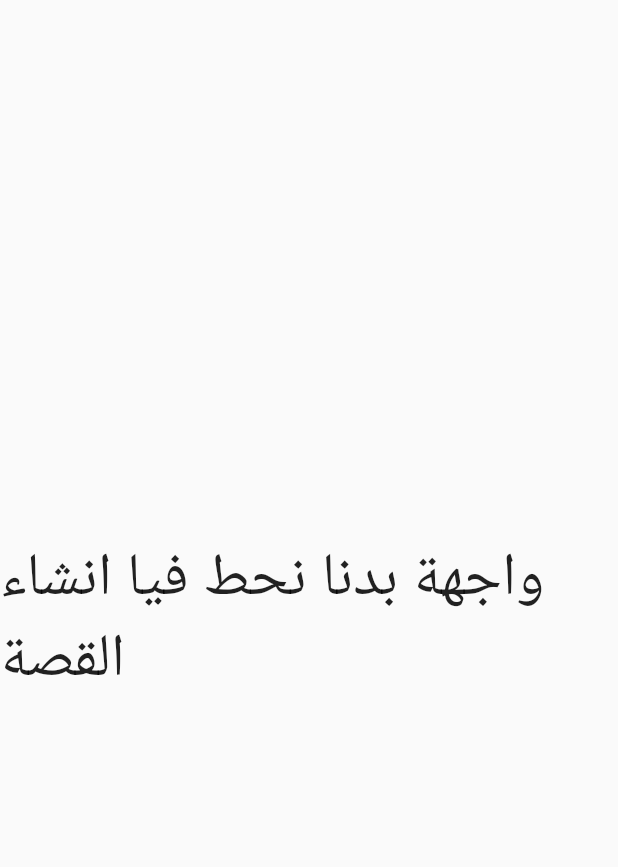
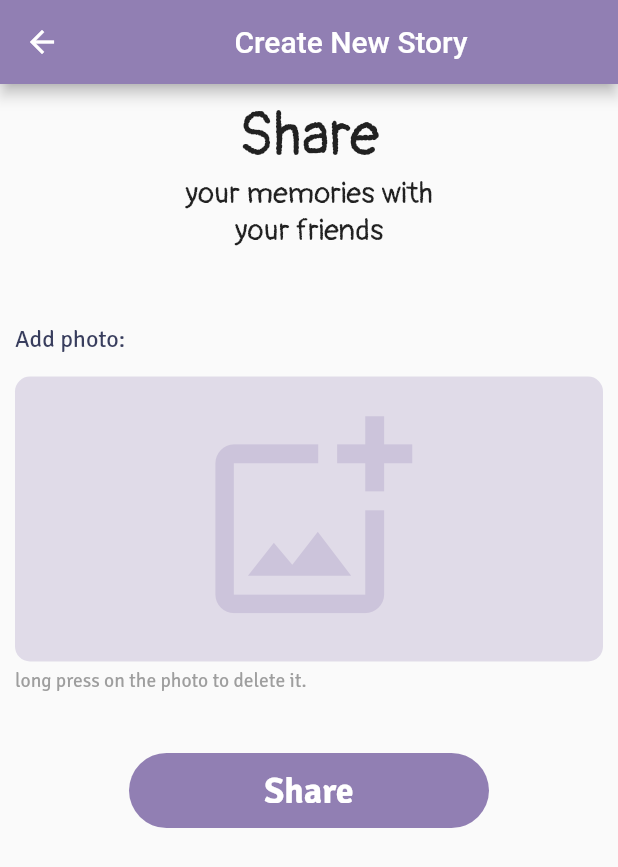
Before and after one commit to MazenJadaan/SocialMaster2, a Flutter app: the StoryAdd screen opened directly, on a phone screen of 412 x 824 dp. Shown: the top 867 px of the screen. Run offline on Flutter 3.47's test engine with Material 2 defaults, Android fonts, the phone set to English and light mode, and no system bars; our stand-ins replace curved_navigation_bar, fluttertoast, font_awesome_flutter, google_sign_in, image_picker, lottie and 1 more; missing offline and left inert: story; network calls fail.

Commit message:
add stroy

```diff
--- a/lib/modules/app/create_post.dart
+++ b/lib/modules/app/create_post.dart
@@ -3,7 +3,6 @@ import 'package:flutter/material.dart';
 import 'package:flutter/services.dart';
 import 'package:image_picker/image_picker.dart';
 import 'package:social_master/shared/components/components.dart';
-
 import '../../shared/styles/colors.dart';
 
 class CreatePost extends StatefulWidget {
--- a/lib/modules/app/edit_profile.dart
+++ b/lib/modules/app/edit_profile.dart
@@ -174,7 +174,7 @@ class _EditProfileState extends State<EditProfile> {
                     )),
               ),
               RadioListTile(
-                  title: const Row(
+                  title:  Row(
                     children: [
                       Text(
                         'Male',
@@ -191,7 +191,7 @@ class _EditProfileState extends State<EditProfile> {
                     setSelectedRadio(val!);
                   }),
               RadioListTile(
-                  title: const Row(
+                  title:  Row(
                     children: [
                       Text(
                         'Female',
--- a/lib/modules/app/home_page_content/story_add.dart
+++ b/lib/modules/app/home_page_content/story_add.dart
@@ -1,16 +1,145 @@
+
+import 'dart:io';
+
 import 'package:flutter/material.dart';
+import 'package:flutter/services.dart';
+import 'package:font_awesome_flutter/font_awesome_flutter.dart';
+import 'package:image_picker/image_picker.dart';
 import 'package:social_master/models/story/data.dart';
 import 'package:social_master/modules/app/home.dart';
 import 'package:social_master/modules/app/home_page_content/story.dart';
 import 'package:story/story.dart';
 
-class StoryAdd extends StatelessWidget {
+import '../../../shared/components/components.dart';
+import '../../../shared/styles/colors.dart';
+
+class StoryAdd extends StatefulWidget {
   const StoryAdd({Key? key}) : super(key: key);
+
+  @override
+  State<StoryAdd> createState() => _StoryAddState();
+}
+
+class _StoryAddState extends State<StoryAdd> {
+
+ File? image;
+  final ImagePicker picker = ImagePicker();
+
+  Future uploadImage() async {
+    try {
+      final pickedImage = await picker.pickImage(source: ImageSource.gallery);
+      if (pickedImage == null) return;
+      // if (pickedImage != null) {
+      final image2 = File(pickedImage.path);
+      setState(() {});
+      image = image2;
+    } on PlatformException catch (e) {
+      print('Failed to upload image $e');
+    }
+  }
+
 
   @override
   Widget build(BuildContext context) {
     return Scaffold(
-        body: Center(child: Text('واجهة بدنا نحط فيا انشاء القصة',style: TextStyle(fontSize: 40),))
+      appBar: AppBar(
+        title: const Center(
+            child: Text(
+              "Create New Story",
+              style: TextStyle(),
+            )),
+      ),
+      body: Column(
+        children: [
+          SizedBox(height: 10),
+          Text('Share',style: TextStyle(fontSize: 40,fontFamily: 'Pangolin'),),
+          Text('your memories with',style: TextStyle(fontSize: 20,fontFamily: 'Pangolin'),),
+          Text('your friends',style: TextStyle(fontSize: 20,fontFamily: 'Pangolin'),),
+          SizedBox(height: 40),
+          Center(
+            child: SingleChildScrollView(
+              child: Column(
+                crossAxisAlignment: CrossAxisAlignment.start,
+                children: [
+
+                  Padding(
+                    padding: const EdgeInsets.all(10.0),
+                    child: Text('Add photo:',
+                        style: TextStyle(
+                          fontFamily: 'SignikaNegative',
+                          fontSize: 16,
+                          color: AppTheme.colors.darkPurple,
+                        )),
+                  ),
+                  GestureDetector(
+                    child: image != null
+                        ? Padding(
+                      padding: const EdgeInsets.all(8.0),
+                      child: Image.file(
+                        image!,
+                        // height: 165,
+                        // width: 165,
+                        fit: BoxFit.cover,
+                      ),
+                    )
+                        : Center(
+                      child: Padding(
+                        padding: const EdgeInsets.symmetric(
+                            horizontal: 10.0, vertical: 5),
+                        child: Container(
+                            decoration: BoxDecoration(
+                              color: AppTheme.colors.opacityPurple,
+                              borderRadius: BorderRadius.circular(10),
+                            ),
+                            child: Center(
+                                child: Padding(
+                                  padding: const EdgeInsets.all(20.0),
+                                  child: Icon(
+                                    Icons.add_photo_alternate_outlined,
+                                    size: 150,
+                                    color: AppTheme.colors.opacityPurple,
+                                  ),
+                                ))),
+                      ),
+                    ),
+                    onTap: () {
+                      uploadImage();
+                      setState(() {});
+                    },
+                    onLongPress: () {
+                      image = null;
+                      setState(() {});
+                    },
+                  ),
+                  const Padding(
+                    padding: EdgeInsets.symmetric(horizontal: 10.0),
+                    child: Text('long press on the photo to delete it.',
+                        style: TextStyle(
+                          fontFamily: 'SignikaNegative',
+                          fontSize: 13,
+                          color: Colors.grey,
+                        )),
+                  ),
+                  const SizedBox(
+                    height: 40,
+                  ),
+                  Center(
+                    child: myMaterialButton(
+                      width: 240,
+                      height: 50,
+                      text: "Share",
+                      onPressed: () async {},
+                    ),
+                  ),
+                  const SizedBox(
+                    height: 20,
+                  ),
+                ],
+              ),
+            ),
+          ),
+        ],
+      ),
         );
   }
 }
--- a/lib/shared/components/post_component.dart
+++ b/lib/shared/components/post_component.dart
@@ -275,7 +275,7 @@ Widget myPostBuilder({required MyPostModel model, required context}) => Padding(
                           print('edit');
                         },
                         value: 1,
-                        child: const Row(
+                        child:  Row(
                           children: [
                             FaIcon(FontAwesomeIcons.pen),
                             SizedBox(
@@ -290,7 +290,7 @@ Widget myPostBuilder({required MyPostModel model, required context}) => Padding(
                           print('delete');
                         },
                         value: 2,
-                        child: const Row(
+                        child:  Row(
                           children: [
                             FaIcon(FontAwesomeIcons.trash),
                             SizedBox(
@@ -305,7 +305,7 @@ Widget myPostBuilder({required MyPostModel model, required context}) => Padding(
                           print('promotion');
                         },
                         value: 3,
-                        child: const Row(
+                        child:  Row(
                           children: [
                             FaIcon(FontAwesomeIcons.dollarSign),
                             SizedBox(
```
Also changed, not shown: lib/modules/app/home_page_content/tab2.dart (+42 -21 lines), lib/modules/app/pages/home_page.dart (+1 -8 lines), lib/modules/auth/signup_details.dart (+5 -5 lines), 2 other files.
